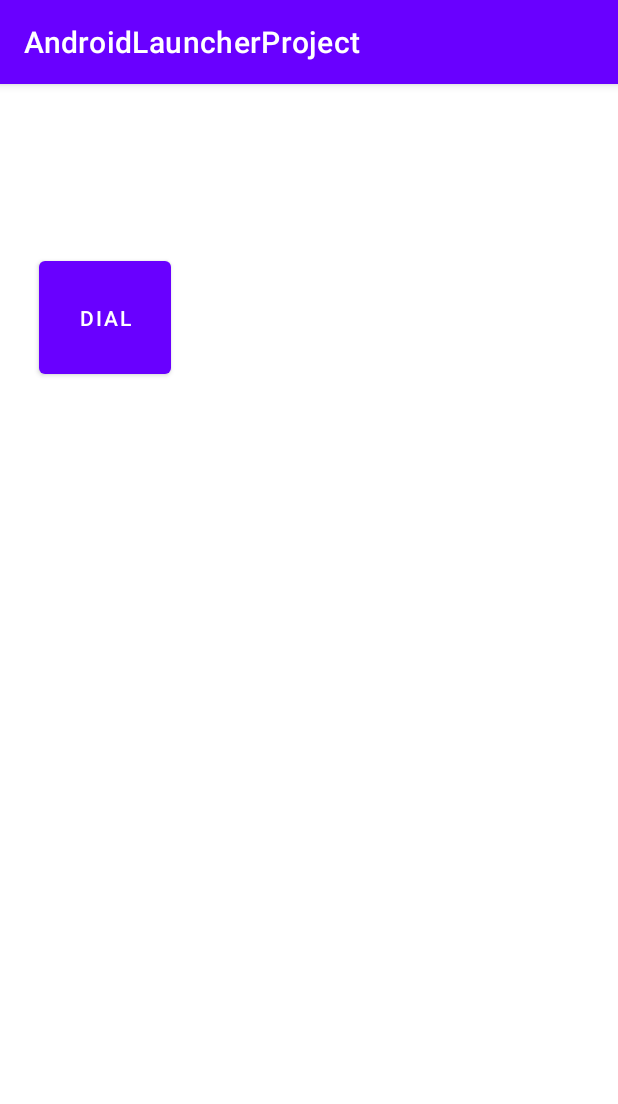
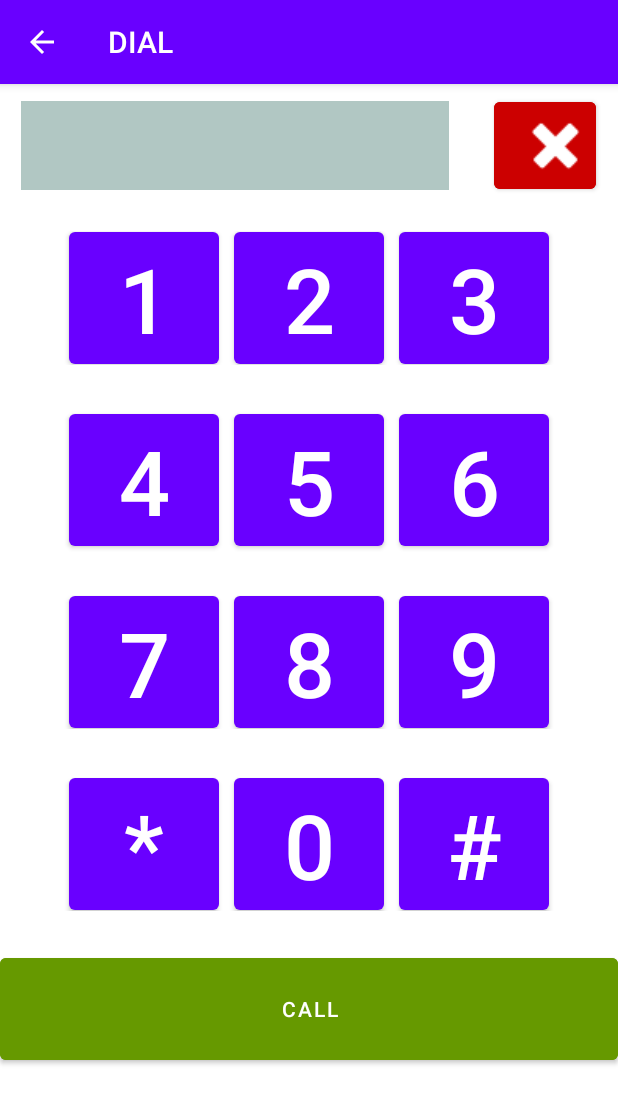
Before and after one commit to MichelStath/AndroidLauncherProject, an Android app: the screen it shows after launch (MainActivity before the commit, DialActivity after it), after a tap on "DIAL", on a phone screen of 412 x 824 dp. Shown: the top 1104 px of the screen. Run offline under Robolectric (Android 15) with nearby library versions, the phone set to English and light mode, and no system bars.

Commit message:
Dial Ready TODO Make call

```diff
--- /dev/null
+++ b/app/src/main/res/layout/activity_dial.xml
@@ -0,0 +1,215 @@
+<?xml version="1.0" encoding="utf-8"?>
+<androidx.constraintlayout.widget.ConstraintLayout xmlns:android="http://schemas.android.com/apk/res/android"
+    xmlns:app="http://schemas.android.com/apk/res-auto"
+    xmlns:tools="http://schemas.android.com/tools"
+    android:layout_width="match_parent"
+    android:layout_height="match_parent"
+    tools:context=".DialActivity">
+
+    <LinearLayout
+        android:id="@+id/linearLayout"
+        android:layout_width="match_parent"
+        android:layout_height="80dp"
+        android:layout_marginTop="1dp"
+        android:gravity="center"
+        android:orientation="horizontal"
+        android:padding="1dp"
+        app:layout_constraintTop_toTopOf="parent">
+
+        <TextView
+            android:id="@+id/phoneInp"
+            android:layout_width="285dp"
+            android:layout_height="59dp"
+            android:layout_marginRight="30dp"
+            android:background="#B1C7C3"
+            android:textAlignment="center"
+            android:textAppearance="@style/TextAppearance.AppCompat.Large"
+            android:textSize="43sp"
+            android:textStyle="bold" />
+
+        <Button
+            android:id="@+id/backBtn"
+            android:layout_width="68dp"
+            android:layout_height="70dp"
+            android:backgroundTint="@android:color/holo_red_dark"
+            android:onClick="deleteChar"
+            android:textSize="50sp"
+            app:icon="@android:drawable/ic_delete"
+            app:iconSize="50dp"
+            app:iconTint="#FFFFFF" />
+
+    </LinearLayout>
+
+    <LinearLayout
+        android:id="@+id/linearLayout2"
+        android:layout_width="match_parent"
+        android:layout_height="120dp"
+        android:layout_marginTop="1dp"
+        android:gravity="center"
+        android:orientation="horizontal"
+        android:padding="15dp"
+        app:layout_constraintTop_toBottomOf="@+id/linearLayout"
+        tools:layout_editor_absoluteX="0dp">
+
+
+        <Button
+            android:id="@+id/btn1"
+            android:layout_width="100dp"
+            android:layout_height="100dp"
+            android:layout_marginRight="10dp"
+            android:onClick="clicktest"
+            android:text="1"
+            android:textSize="60sp" />
+
+        <Button
+            android:id="@+id/btn2"
+            android:layout_width="100dp"
+            android:layout_height="100dp"
+            android:layout_marginRight="10dp"
+            android:onClick="clicktest"
+            android:text="2"
+            android:textSize="60sp" />
+
+        <Button
+            android:id="@+id/btn3"
+            android:layout_width="100dp"
+            android:layout_height="100dp"
+            android:onClick="clicktest"
+            android:text="3"
+            android:textSize="60sp" />
+
+    </LinearLayout>
+
+    <LinearLayout
+        android:id="@+id/linearLayout3"
+        android:layout_width="match_parent"
+        android:layout_height="120dp"
+        android:layout_marginTop="1dp"
+        android:gravity="center"
+        android:orientation="horizontal"
+        android:padding="5dp"
+        app:layout_constraintTop_toBottomOf="@+id/linearLayout2"
+        tools:layout_editor_absoluteX="0dp">
+
+        <Button
+            android:id="@+id/btn5"
+            android:layout_width="100dp"
+            android:layout_height="100dp"
+            android:layout_marginRight="10dp"
+            android:onClick="clicktest"
+            android:text="4"
+            android:textSize="60sp" />
+
+        <Button
+            android:id="@+id/btn6"
+            android:layout_width="100dp"
+            android:layout_height="100dp"
+            android:layout_marginRight="10dp"
+            android:onClick="clicktest"
+            android:text="5"
+            android:textSize="60sp" />
+
+        <Button
+            android:id="@+id/btn7"
+            android:layout_width="100dp"
+            android:layout_height="100dp"
+            android:onClick="clicktest"
+            android:text="6"
+            android:textSize="60sp" />
+    </LinearLayout>
+
+    <LinearLayout
+        android:id="@+id/linearLayout4"
+        android:layout_width="match_parent"
+        android:layout_height="120dp"
+        android:layout_marginTop="1dp"
+        android:gravity="center"
+        android:orientation="horizontal"
+        android:padding="15dp"
+        app:layout_constraintTop_toBottomOf="@+id/linearLayout3"
+        tools:layout_editor_absoluteX="0dp">
+
+        <Button
+            android:id="@+id/btn11"
+            android:layout_width="100dp"
+            android:layout_height="100dp"
+            android:layout_marginRight="10dp"
+            android:onClick="clicktest"
+            android:text="7"
+            android:textSize="60sp" />
+
+        <Button
+            android:id="@+id/btn12"
+            android:layout_width="100dp"
+            android:layout_height="100dp"
+            android:layout_marginRight="10dp"
+            android:onClick="clicktest"
+            android:text="8"
+            android:textSize="60sp" />
+
+        <Button
+            android:id="@+id/btn13"
+            android:layout_width="100dp"
+            android:layout_height="100dp"
+            android:onClick="clicktest"
+            android:text="9"
+            android:textSize="60sp" />
+    </LinearLayout>
+
+    <LinearLayout
+        android:id="@+id/linearLayout5"
+        android:layout_width="match_parent"
+        android:layout_height="120dp"
+        android:layout_marginTop="1dp"
+        android:gravity="center"
+        android:orientation="horizontal"
+        android:padding="15dp"
+        app:layout_constraintTop_toBottomOf="@+id/linearLayout4"
+        tools:layout_editor_absoluteX="0dp">
+
+        <Button
+            android:id="@+id/btn8"
+            android:layout_width="100dp"
+            android:layout_height="100dp"
+            android:layout_marginRight="10dp"
+            android:onClick="clicktest"
+            android:text="*"
+            android:textSize="60sp" />
+
+        <Button
+            android:id="@+id/btn9"
+            android:layout_width="100dp"
+            android:layout_height="100dp"
+            android:layout_marginRight="10dp"
+            android:onClick="clicktest"
+            android:text="0"
+            android:textSize="60sp" />
+
+        <Button
+            android:id="@+id/btn10"
+            android:layout_width="100dp"
+            android:layout_height="100dp"
+            android:onClick="clicktest"
+            android:text="#"
+            android:textSize="60sp" />
+    </LinearLayout>
+
+    <LinearLayout
+        android:layout_width="match_parent"
+        android:layout_height="80dp"
+        android:layout_marginTop="10dp"
+        android:gravity="center_horizontal"
+        android:orientation="horizontal"
+        app:layout_constraintTop_toBottomOf="@+id/linearLayout5"
+        tools:layout_editor_absoluteX="0dp">
+
+        <Button
+            android:id="@+id/button2"
+            android:layout_width="match_parent"
+            android:layout_height="match_parent"
+            android:backgroundTint="@android:color/holo_green_dark"
+            android:text="CALL" />
+    </LinearLayout>
+
+
+</androidx.constraintlayout.widget.ConstraintLayout>
```
Also changed, not shown: app/src/main/java/com/example/androidlauncherproject/DialActivity.java (added, +49 -0 lines), app/src/main/res/layout/activity_main.xml (+79 -8 lines).
